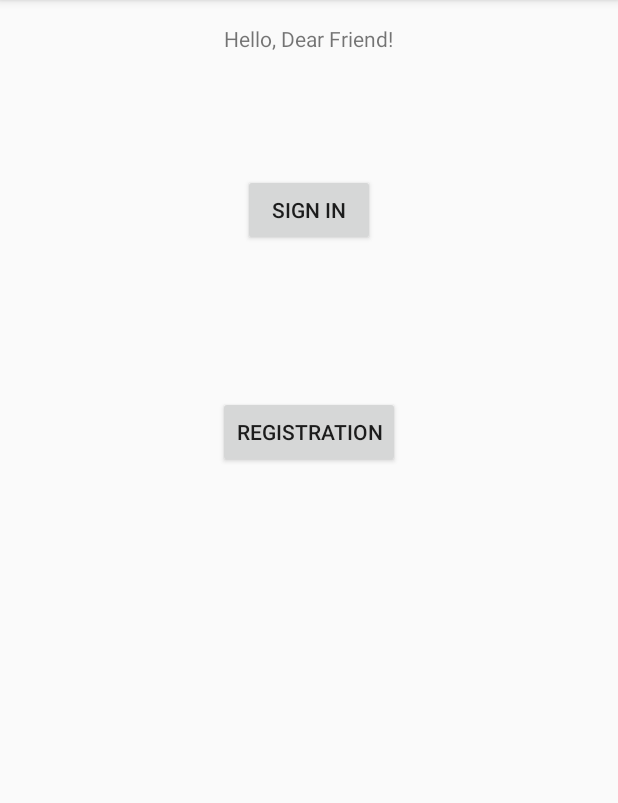
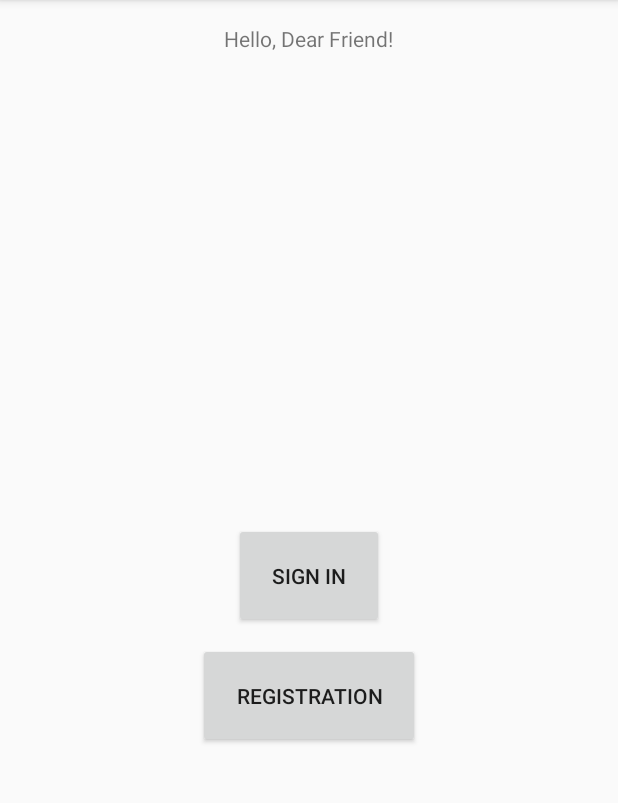
Before and after one commit to Yasinaaa/LangAPP, an Android app: the screen it shows after launch (MainActivity), on a phone screen of 412 x 824 dp, the part 84-887 px from its top. Run offline under Robolectric (Android 15) with nearby library versions, the phone set to English and light mode, and no system bars.

Commit message:
changed main.xml

```diff
--- a/app/src/main/res/layout/main.xml
+++ b/app/src/main/res/layout/main.xml
@@ -15,10 +15,12 @@
 
     <Button
         android:id="@+id/signInButton"
+        android:layout_height="wrap_content"
         android:layout_width="wrap_content"
-        android:layout_height="wrap_content"
-        android:layout_centerHorizontal="true"
-        android:layout_margin="100dp"
+        android:layout_centerInParent="true"
+        android:layout_margin="10dp"
+        android:gravity="center"
+        android:padding="25dp"
         android:text="Sign In"
         />
 
@@ -28,8 +30,12 @@
         android:layout_height="wrap_content"
         android:layout_below="@+id/signInButton"
         android:layout_centerHorizontal="true"
+        android:layout_centerVertical="true"
+        android:gravity="center"
+        android:padding="25dp"
         android:text="Registration"
         />
 
 
+
 </RelativeLayout>
```
